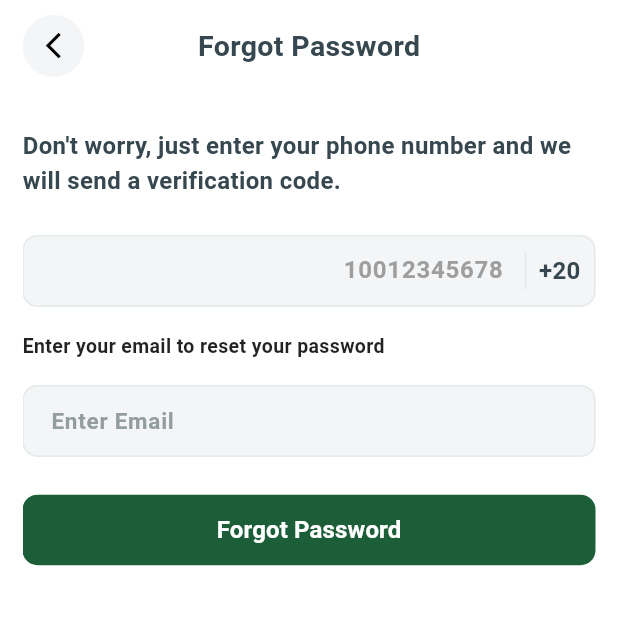
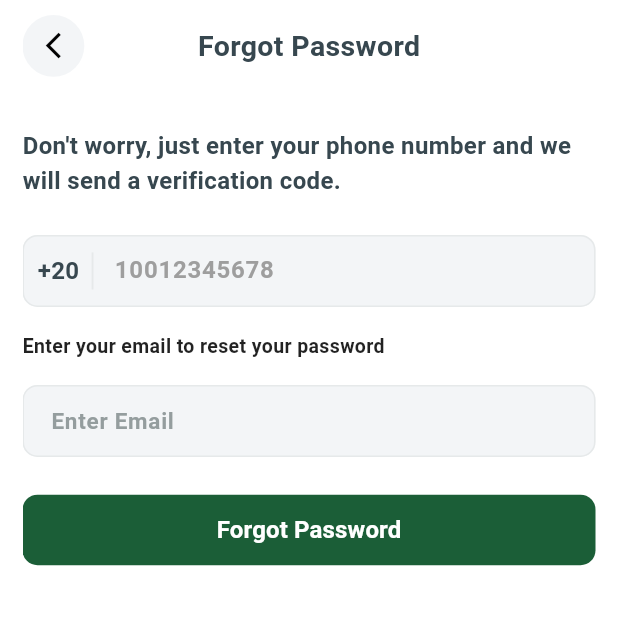
Before and after one commit to M-Fawzy2004/Fruit-App-Ecommerce, a Flutter app: the SignInView screen opened by its route, after a tap on "Forgot Password?", on a phone screen of 412 x 824 dp, the top half of it. Run offline on Flutter 3.47's test engine with Material 3 defaults, Android fonts, the phone set to English and light mode, and no system bars; our stand-ins replace bloc, cached_network_image, cloud_firestore, curved_navigation_bar, dartz, device_preview and 14 more; missing offline and left inert: flutter_facebook_auth, flutter_paypal_checkout; accounts and stored records are empty.

Commit message:
add editd

```diff
--- a/assets/translations/ar.json
+++ b/assets/translations/ar.json
@@ -155,7 +155,9 @@
     "logout" : "تسجيل الخروج",
     "currentLanguage" : "اللغه الحالية",
     "en" : "English",
-    "ar" : "العربية"
+    "ar" : "العربية",
+    "infoAccount" : "المعلومات الشخصيه",
+    "saveChange" : "حفظ التغييرات"
   },
 
   "ResetPass" : {
--- a/lib/core/helper/show_language_bottom_sheet.dart
+++ b/lib/core/helper/show_language_bottom_sheet.dart
@@ -1,6 +1,7 @@
 import 'package:e_commerce_app/constant.dart';
 import 'package:e_commerce_app/core/helper/function/custom_snak_bar.dart';
 import 'package:e_commerce_app/core/services/shared_preference_singleton.dart';
+import 'package:e_commerce_app/generated/locale_keys.g.dart';
 import 'package:easy_localization/easy_localization.dart';
 import 'package:flutter/material.dart';
 
@@ -20,7 +21,7 @@ void showLanguageBottomSheet(BuildContext context) {
           mainAxisSize: MainAxisSize.min,
           children: [
             Text(
-              "اللغة الحالية: ${currentLanguage == 'ar' ? 'العربية' : 'English'}",
+              "${LocaleKeys.Profile_currentLanguage.tr()} ${currentLanguage == 'ar' ? 'العربية' : 'English'}",
               style: TextStyle(fontWeight: FontWeight.bold, fontSize: 18),
             ),
             Divider(),
--- a/lib/feature/auth/presentation/view/widget/phone_number_entry_box.dart
+++ b/lib/feature/auth/presentation/view/widget/phone_number_entry_box.dart
@@ -1,5 +1,6 @@
 import 'package:e_commerce_app/constant.dart';
 import 'package:e_commerce_app/core/utils/app_styles.dart';
+import 'package:easy_localization/easy_localization.dart';
 import 'package:flutter/material.dart';
 import 'package:flutter/services.dart';
 
@@ -45,6 +46,7 @@ class _PhoneNumberEntryBoxState extends State<PhoneNumberEntryBox> {
 
   @override
   Widget build(BuildContext context) {
+    bool isArabic = EasyLocalization.of(context)?.locale.languageCode == 'ar';
     return Column(
       crossAxisAlignment: CrossAxisAlignment.start,
       children: [
@@ -52,8 +54,7 @@ class _PhoneNumberEntryBoxState extends State<PhoneNumberEntryBox> {
           controller: _phoneNumberController,
           focusNode: _phoneNumberFocusNode,
           style: Styles.fontText16(context),
-          textDirection: TextDirection.rtl,
-          textAlign: TextAlign.end,
+          textAlign: isArabic ? TextAlign.end : TextAlign.start,
           decoration: InputDecoration(
             hintText: '10012345678',
             hintStyle: Styles.fontText16(context).copyWith(
@@ -71,7 +72,29 @@ class _PhoneNumberEntryBoxState extends State<PhoneNumberEntryBox> {
             enabledBorder: _methodEnableOutlineBorder(),
             focusedBorder: _methodFocusOutlineBorder(),
             errorText: _errorText.isNotEmpty ? _errorText : null,
-            suffixIcon: Padding(
+            prefixIcon: isArabic
+                ? null
+                : Padding(
+                    padding: const EdgeInsets.symmetric(horizontal: 10.0),
+                    child: Row(
+                      mainAxisSize: MainAxisSize.min,
+                      children: [
+                        Text(
+                          '+20',
+                          style: Styles.fontText16(context),
+                        ),
+                        SizedBox(
+                            width: MediaQuery.sizeOf(context).width * 0.02),
+                        Container(
+                          width: MediaQuery.sizeOf(context).width * 0.003,
+                          height: MediaQuery.sizeOf(context).height * 0.03,
+                          color: kColorGery,
+                        ),
+                      ],
+                    ),
+                  ),
+            suffixIcon: isArabic
+                ? Padding(
                     padding: const EdgeInsets.symmetric(horizontal: 10.0),
                     child: Row(
                       mainAxisSize: MainAxisSize.min,
@@ -82,15 +105,15 @@ class _PhoneNumberEntryBoxState extends State<PhoneNumberEntryBox> {
                           color: kColorGery,
                         ),
                         SizedBox(
-                    width: MediaQuery.sizeOf(context).width * 0.02,
-                  ),
+                            width: MediaQuery.sizeOf(context).width * 0.02),
                         Text(
                           '+20',
                           style: Styles.fontText16(context),
                         ),
                       ],
                     ),
-            ),
+                  )
+                : null,
           ),
           keyboardType: TextInputType.phone,
           inputFormatters: [
--- a/lib/feature/profile/presentation/view/widget/profile_setting_view_body.dart
+++ b/lib/feature/profile/presentation/view/widget/profile_setting_view_body.dart
@@ -1,5 +1,7 @@
 import 'package:e_commerce_app/core/widget/product_view_header.dart';
 import 'package:e_commerce_app/feature/profile/presentation/view/widget/edit_profile_screen.dart';
+import 'package:e_commerce_app/generated/locale_keys.g.dart';
+import 'package:easy_localization/easy_localization.dart';
 import 'package:flutter/material.dart';
 
 class ProfileSettingViewBody extends StatelessWidget {
@@ -16,7 +18,7 @@ class ProfileSettingViewBody extends StatelessWidget {
             child: ProductViewHeader(
               isVisible: true,
               isVisibleNotification: false,
-              title: 'الملف الشخصي',
+              title: LocaleKeys.Profile_profile.tr(),
             ),
           ),
         ),
```
Also changed, not shown: assets/translations/en.json (+7 -4 lines), lib/feature/profile/presentation/view/widget/edit_profile_screen.dart (+7 -2 lines), lib/generated/codegen_loader.g.dart, lib/generated/locale_keys.g.dart. Lines whose indentation alone changed are shown as unchanged.
